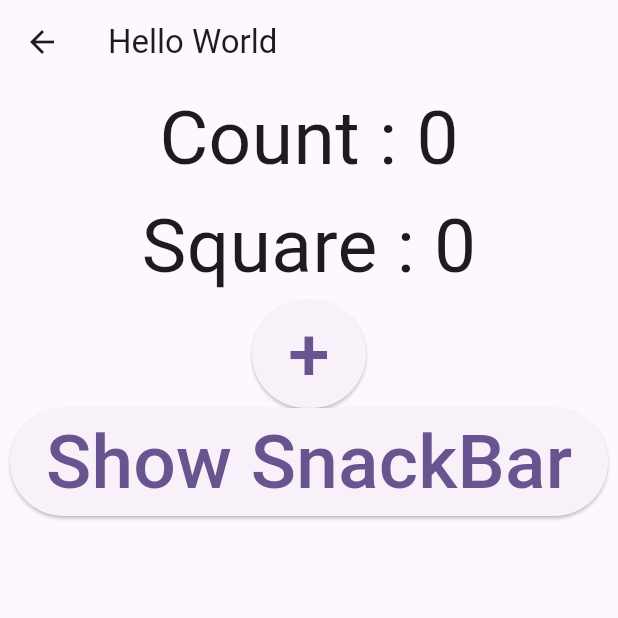
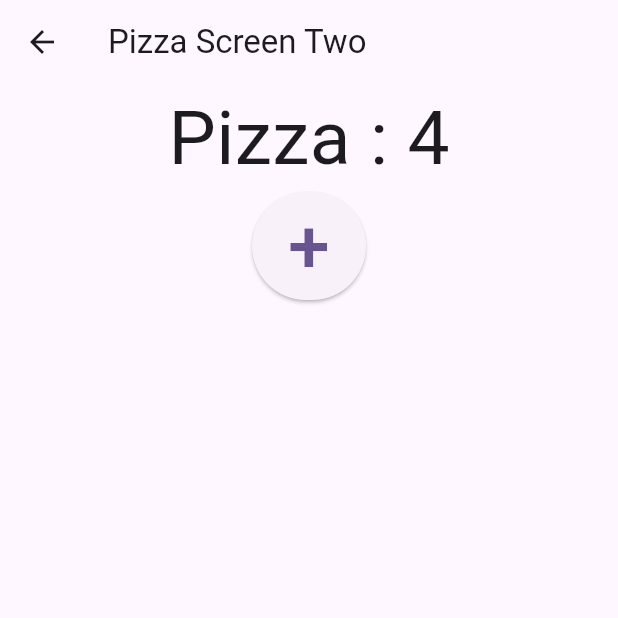
Before and after one commit to h2waiyan/getxflutter, a Flutter app: the screen it shows after launch, after a tap on "Go to Screen 2", on a phone screen of 412 x 824 dp, the top half of it. Run offline on Flutter 3.47's test engine with Material 3 defaults, Android fonts, the light colour scheme and no system bars; our stand-ins replace get.

Commit message:
provider finished

```diff
--- a/lib/main.dart
+++ b/lib/main.dart
@@ -2,6 +2,8 @@ import 'package:flutter/material.dart';
 import 'package:get/get.dart';
 
 import 'package:getflutter/get/counter.dart';
+import 'package:getflutter/provider/pizza.dart';
+import 'package:provider/provider.dart';
 
 void main() {
   runApp(const MyApp());
@@ -13,14 +15,96 @@ class MyApp extends StatelessWidget {
   // This widget is the root of your application.
   @override
   Widget build(BuildContext context) {
-    return GetMaterialApp(
-      title: 'Flutter Demo',
-      theme: ThemeData(
-        colorScheme: ColorScheme.fromSeed(seedColor: Colors.deepPurple),
-        useMaterial3: true,
+    return MultiProvider(
+      providers: [
+        ChangeNotifierProvider(create: (context) => PizzaProvider(pizza: 4))
+      ],
+      child: MaterialApp(
+        title: 'Flutter Demo',
+        theme: ThemeData(
+          colorScheme: ColorScheme.fromSeed(seedColor: Colors.deepPurple),
+          useMaterial3: true,
+        ),
+        home: const PizzaCounter(),
       ),
-      home: const MyHomePage(),
     );
+  }
+}
+
+class PizzaCounter extends StatefulWidget {
+  const PizzaCounter({super.key});
+
+  @override
+  State<PizzaCounter> createState() => _PizzaCounterState();
+}
+
+class _PizzaCounterState extends State<PizzaCounter> {
+  @override
+  Widget build(BuildContext context) {
+    int noOfPizza = Provider.of<PizzaProvider>(context).pizza;
+
+    return Scaffold(
+        appBar: AppBar(title: const Text("Pizza Counter")),
+        body: Center(
+            child: Column(children: [
+          Text(
+            "🍕 : $noOfPizza",
+            style: const TextStyle(fontSize: 50),
+          ),
+          ElevatedButton(
+              onPressed: () {
+                Provider.of<PizzaProvider>(context, listen: false)
+                    .changeNoOfPizza();
+              },
+              child: const Text(
+                "+",
+                style: TextStyle(fontSize: 50),
+              )),
+          ElevatedButton(
+              onPressed: () {
+                Navigator.push(
+                    context,
+                    MaterialPageRoute(
+                        builder: (context) => const PizzaScreenTwo()));
+              },
+              child: const Text(
+                "Go to Screen 2",
+                style: TextStyle(fontSize: 50),
+              ))
+        ])));
+  }
+}
+
+class PizzaScreenTwo extends StatefulWidget {
+  const PizzaScreenTwo({super.key});
+
+  @override
+  State<PizzaScreenTwo> createState() => _PizzaScreenTwoState();
+}
+
+class _PizzaScreenTwoState extends State<PizzaScreenTwo> {
+  @override
+  Widget build(BuildContext context) {
+    int noOfPizza = Provider.of<PizzaProvider>(context).pizza;
+
+    return Scaffold(
+        appBar: AppBar(title: const Text("Pizza Screen Two")),
+        body: Center(
+            child: Column(children: [
+          Text(
+            "Pizza : $noOfPizza",
+            style: const TextStyle(fontSize: 50),
+          ),
+          ElevatedButton(
+              onPressed: () {
+                Provider.of<PizzaProvider>(context, listen: false)
+                    .changeNoOfPizza();
+              },
+              child: const Text(
+                "+",
+                style: TextStyle(fontSize: 50),
+              )),
+        ])));
   }
 }
 
--- /dev/null
+++ b/lib/provider/pizza.dart
@@ -0,0 +1,16 @@
+import 'package:flutter/material.dart';
+
+class PizzaProvider extends ChangeNotifier {
+  int pizza = 0;
+
+  PizzaProvider({required this.pizza});
+
+  void changeNoOfPizza() {
+    pizza++;
+    notifyListeners();
+  }
+}
+
+// 1. Install Provider Package
+// 2. Create Provider Class - notifyListener
+// 3. Wrap the Material App - MultiProvider - providers : [ ]
--- a/pubspec.yaml
+++ b/pubspec.yaml
@@ -36,6 +36,7 @@ dependencies:
   # Use with the CupertinoIcons class for iOS style icons.
   cupertino_icons: ^1.0.2
   get: ^4.6.6
+  provider: ^6.1.1
 
 dev_dependencies:
   flutter_test:
```
Also changed, not shown: pubspec.lock.
